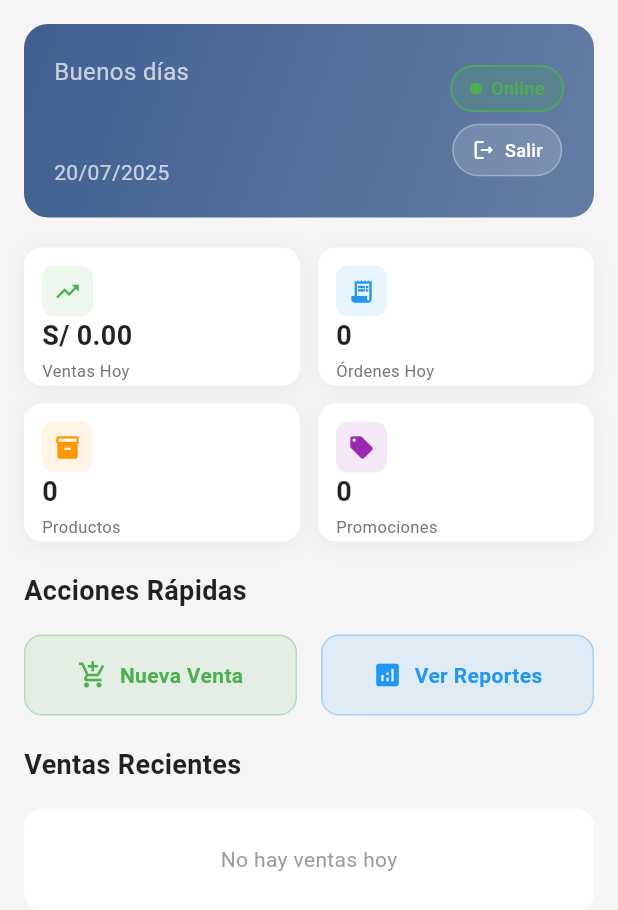
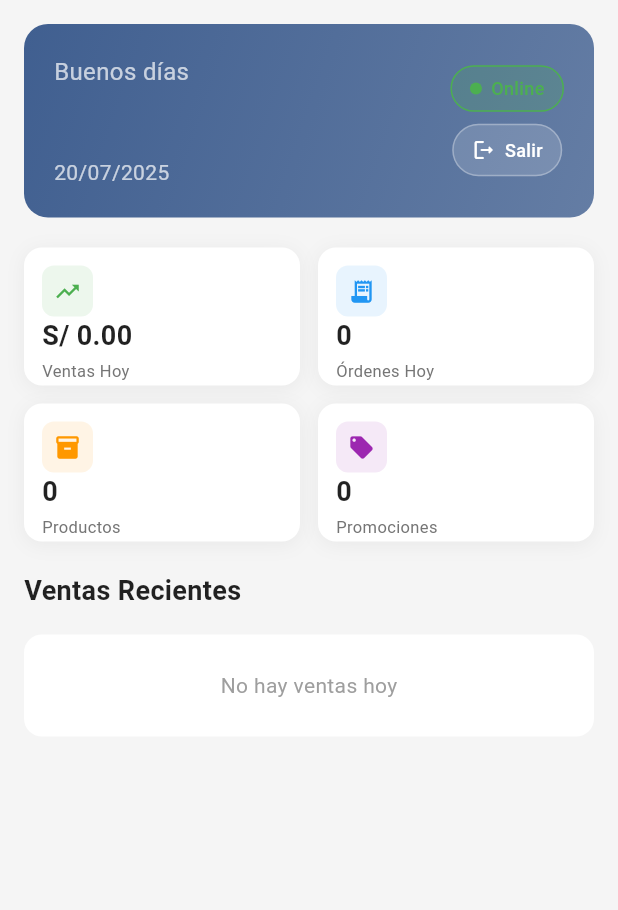
Before and after one commit to jeremiascoroneltecsup/app_demo_disco, a Flutter app: the DashboardFastScreen screen opened directly, on a phone screen of 412 x 824 dp. Shown: the top 910 px of the screen. Run offline on Flutter 3.47's test engine with Material 3 defaults, Android fonts, the phone set to English and light mode, and no system bars; our stand-ins replace shared_preferences; accounts and stored records are empty; network calls fail.

Commit message:
mejorando la vista de ventas

```diff
--- a/lib/screens/dashboard_fast_screen.dart
+++ b/lib/screens/dashboard_fast_screen.dart
@@ -101,8 +101,6 @@ class _DashboardFastScreenState extends State<DashboardFastScreen> {
               _buildHeader(),
               const SizedBox(height: 20), // Reducido de 24 a 20
               _buildMetricsGrid(),
-              const SizedBox(height: 20), // Reducido de 24 a 20
-              _buildQuickActions(),
               const SizedBox(height: 20), // Reducido de 24 a 20
               _buildRecentSales(),
             ],
@@ -355,72 +353,6 @@ class _DashboardFastScreenState extends State<DashboardFastScreen> {
     );
   }
 
-  Widget _buildQuickActions() {
-    return Column(
-      crossAxisAlignment: CrossAxisAlignment.start,
-      children: [
-        const Text(
-          'Acciones Rápidas',
-          style: TextStyle(
-            fontSize: 18,
-            fontWeight: FontWeight.bold,
-            color: Colors.black87,
-          ),
-        ),
-        const SizedBox(height: 16),
-        Row(
-          children: [
-            Expanded(
-              child: _buildActionButton(
-                'Nueva Venta',
-                Icons.add_shopping_cart,
-                Colors.green,
-                () => widget.onNavigateToSales?.call(),
-              ),
-            ),
-            const SizedBox(width: 16),
-            Expanded(
-              child: _buildActionButton(
-                'Ver Reportes',
-                Icons.analytics,
-                Colors.blue,
-                () => widget.onNavigateToSales?.call(),
-              ),
-            ),
-          ],
-        ),
-      ],
-    );
-  }
-
-  Widget _buildActionButton(String title, IconData icon, Color color, VoidCallback onTap) {
-    return GestureDetector(
-      onTap: onTap,
-      child: Container(
-        padding: const EdgeInsets.all(16),
-        decoration: BoxDecoration(
-          color: color.withOpacity(0.1),
-          borderRadius: BorderRadius.circular(12),
-          border: Border.all(color: color.withOpacity(0.3)),
-        ),
-        child: Row(
-          mainAxisAlignment: MainAxisAlignment.center,
-          children: [
-            Icon(icon, color: color, size: 20),
-            const SizedBox(width: 8),
-            Text(
-              title,
-              style: TextStyle(
-                color: color,
-                fontWeight: FontWeight.w600,
-              ),
-            ),
-          ],
-        ),
-      ),
-    );
-  }
-
   Widget _buildRecentSales() {
     return Consumer<DataProvider>(
       builder: (context, dataProvider, child) {
```
